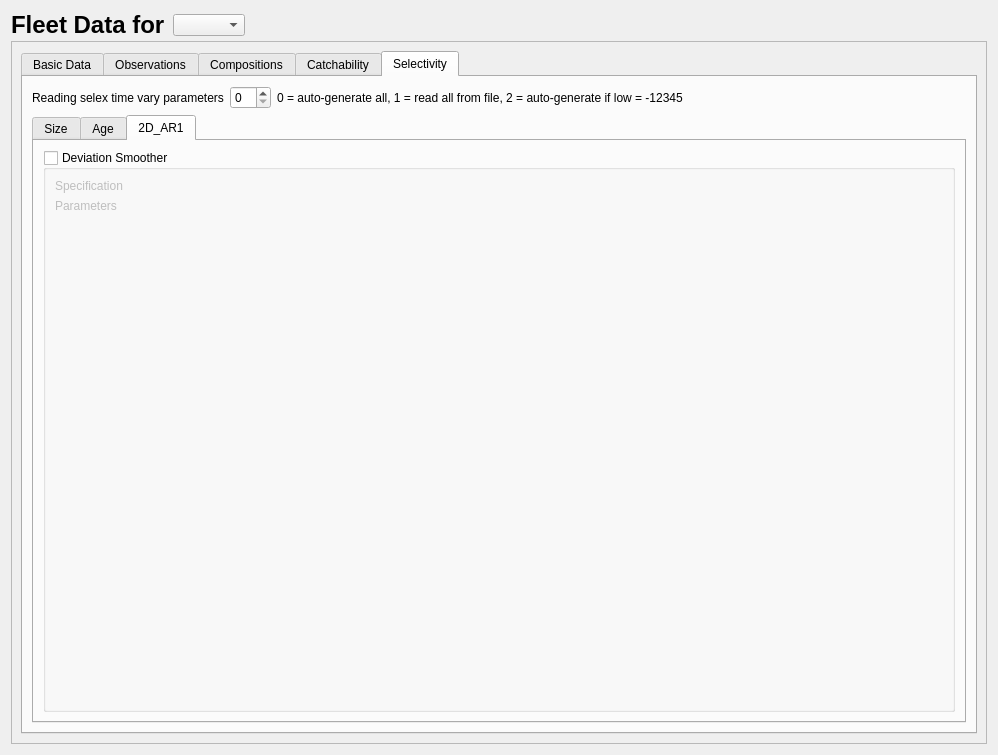
nmfs-ost/ss3-ssi, file src/fleet_widget.ui: the form before one commit.
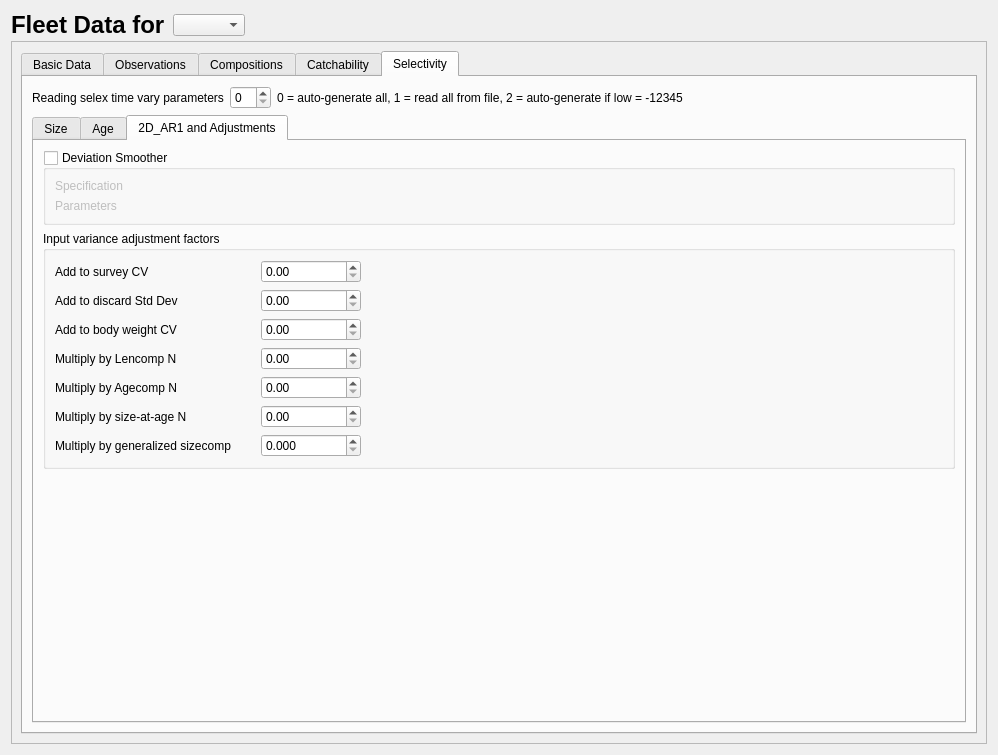
The form after the commit. The open tabs and pages were chosen to show the change. Icons and pictures are not drawn.

Patch:
```diff
--- a/src/fleet_widget.ui
+++ b/src/fleet_widget.ui
@@ -2694,7 +2694,7 @@
             </widget>
             <widget class="QWidget" name="tab_2DAR1">
              <attribute name="title">
-              <string>2D_AR1</string>
+              <string>2D_AR1 and Adjustments</string>
              </attribute>
              <layout class="QVBoxLayout" name="verticalLayout_22">
               <item>
@@ -2729,22 +2729,208 @@
                  <item>
                   <layout class="QVBoxLayout" name="verticalLayout_2DAR_params"/>
                  </item>
-                 <item>
-                  <spacer name="verticalSpacer_7">
+                </layout>
+               </widget>
+              </item>
+              <item>
+               <widget class="QGroupBox" name="groupBox_input_variance">
+                <property name="title">
+                 <string>Input variance adjustment factors</string>
+                </property>
+                <layout class="QGridLayout" name="gridLayout_8">
+                 <item row="4" column="0">
+                  <widget class="QLabel" name="label_multbyagecmp">
+                   <property name="minimumSize">
+                    <size>
+                     <width>200</width>
+                     <height>0</height>
+                    </size>
+                   </property>
+                   <property name="text">
+                    <string>Multiply by Agecomp N</string>
+                   </property>
+                  </widget>
+                 </item>
+                 <item row="6" column="2">
+                  <spacer name="horizontalSpacer_input_var">
                    <property name="orientation">
-                    <enum>Qt::Vertical</enum>
+                    <enum>Qt::Horizontal</enum>
                    </property>
                    <property name="sizeHint" stdset="0">
                     <size>
-                     <width>20</width>
-                     <height>317</height>
+                     <width>40</width>
+                     <height>20</height>
                     </size>
                    </property>
                   </spacer>
                  </item>
+                 <item row="5" column="0">
+                  <widget class="QLabel" name="label_multbysaa">
+                   <property name="minimumSize">
+                    <size>
+                     <width>200</width>
+                     <height>0</height>
+                    </size>
+                   </property>
+                   <property name="text">
+                    <string>Multiply by size-at-age N</string>
+                   </property>
+                  </widget>
+                 </item>
+                 <item row="0" column="0">
+                  <widget class="QLabel" name="label_addtosurvey">
+                   <property name="minimumSize">
+                    <size>
+                     <width>200</width>
+                     <height>0</height>
+                    </size>
+                   </property>
+                   <property name="text">
+                    <string>Add to survey CV</string>
+                   </property>
+                  </widget>
+                 </item>
+                 <item row="3" column="0">
+                  <widget class="QLabel" name="label_multbylencmp">
+                   <property name="minimumSize">
+                    <size>
+                     <width>200</width>
+                     <height>0</height>
+                    </size>
+                   </property>
+                   <property name="text">
+                    <string>Multiply by Lencomp N</string>
+                   </property>
+                  </widget>
+                 </item>
+                 <item row="1" column="0">
+                  <widget class="QLabel" name="label_addtodiscard">
+                   <property name="minimumSize">
+                    <size>
+                     <width>200</width>
+                     <height>0</height>
+                    </size>
+                   </property>
+                   <property name="text">
+                    <string>Add to discard Std Dev</string>
+                   </property>
+                  </widget>
+                 </item>
+                 <item row="6" column="0">
+                  <widget class="QLabel" name="label_multbygensizecmp">
+                   <property name="minimumSize">
+                    <size>
+                     <width>200</width>
+                     <height>0</height>
+                    </size>
+                   </property>
+                   <property name="text">
+                    <string>Multiply by generalized sizecomp</string>
+                   </property>
+                  </widget>
+                 </item>
+                 <item row="2" column="0">
+                  <widget class="QLabel" name="label_addtobodywt">
+                   <property name="minimumSize">
+                    <size>
+                     <width>200</width>
+                     <height>0</height>
+                    </size>
+                   </property>
+                   <property name="text">
+                    <string>Add to body weight CV</string>
+                   </property>
+                  </widget>
+                 </item>
+                 <item row="6" column="1">
+                  <widget class="QDoubleSpinBox" name="doubleSpinBox_multbygensize">
+                   <property name="minimumSize">
+                    <size>
+                     <width>100</width>
+                     <height>0</height>
+                    </size>
+                   </property>
+                   <property name="decimals">
+                    <number>3</number>
+                   </property>
+                  </widget>
+                 </item>
+                 <item row="5" column="1">
+                  <widget class="QDoubleSpinBox" name="doubleSpinBox_multbysaa">
+                   <property name="minimumSize">
+                    <size>
+                     <width>100</width>
+                     <height>0</height>
+                    </size>
+                   </property>
+                  </widget>
+                 </item>
+                 <item row="4" column="1">
+                  <widget class="QDoubleSpinBox" name="doubleSpinBox_multbyagecmp">
+                   <property name="minimumSize">
+                    <size>
+                     <width>100</width>
+                     <height>0</height>
+                    </size>
+                   </property>
+                  </widget>
+                 </item>
+                 <item row="3" column="1">
+                  <widget class="QDoubleSpinBox" name="doubleSpinBox_multbylencmp">
+                   <property name="minimumSize">
+                    <size>
+                     <width>100</width>
+                     <height>0</height>
+                    </size>
+                   </property>
+                  </widget>
+                 </item>
+                 <item row="2" column="1">
+                  <widget class="QDoubleSpinBox" name="doubleSpinBox_addtobodywt">
+                   <property name="minimumSize">
+                    <size>
+                     <width>100</width>
+                     <height>0</height>
+                    </size>
+                   </property>
+                  </widget>
+                 </item>
+                 <item row="1" column="1">
+                  <widget class="QDoubleSpinBox" name="doubleSpinBox_addtodiscard">
+                   <property name="minimumSize">
+                    <size>
+                     <width>100</width>
+                     <height>0</height>
+                    </size>
+                   </property>
+                  </widget>
+                 </item>
+                 <item row="0" column="1">
+                  <widget class="QDoubleSpinBox" name="doubleSpinBox_addtosurvey">
+                   <property name="minimumSize">
+                    <size>
+                     <width>100</width>
+                     <height>0</height>
+                    </size>
+                   </property>
+                  </widget>
+                 </item>
                 </layout>
                </widget>
               </item>
+              <item>
+               <spacer name="verticalSpacer_2DAR">
+                <property name="orientation">
+                 <enum>Qt::Vertical</enum>
+                </property>
+                <property name="sizeHint" stdset="0">
+                 <size>
+                  <width>20</width>
+                  <height>40</height>
+                 </size>
+                </property>
+               </spacer>
+              </item>
              </layout>
             </widget>
            </widget>
```
Left out of the diff: 262 changed lines with no effect on the pictures.
